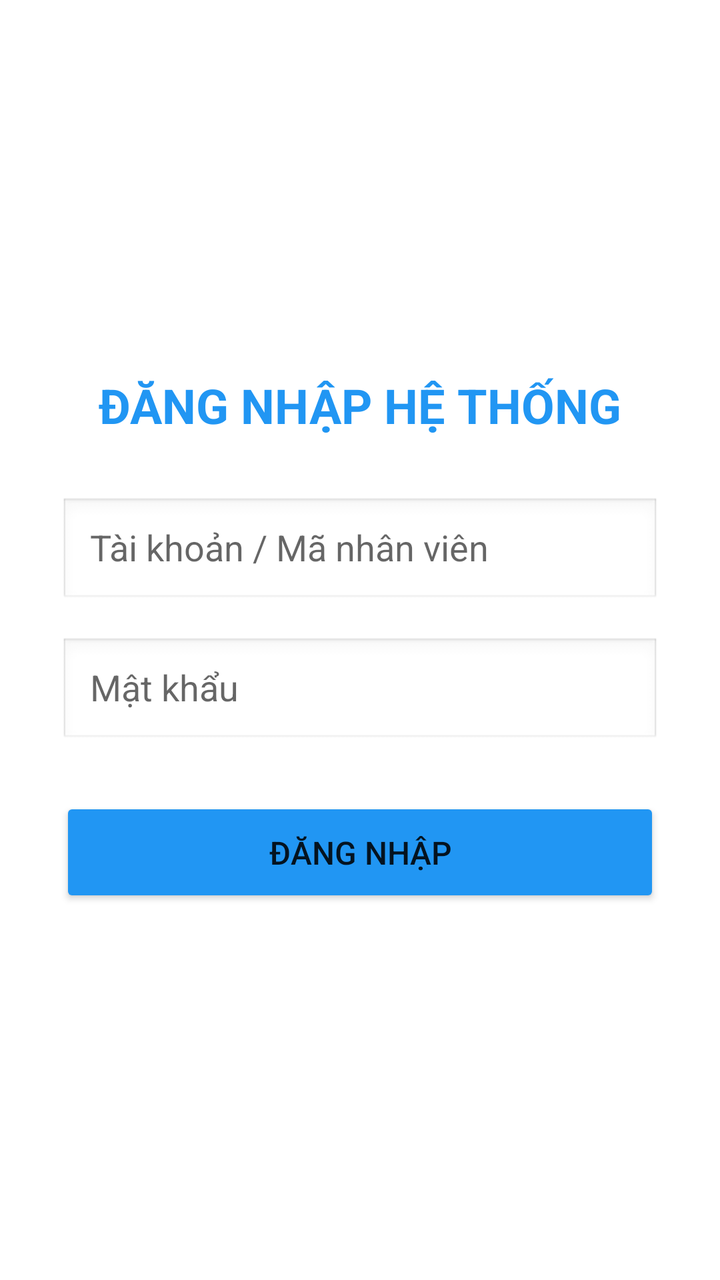
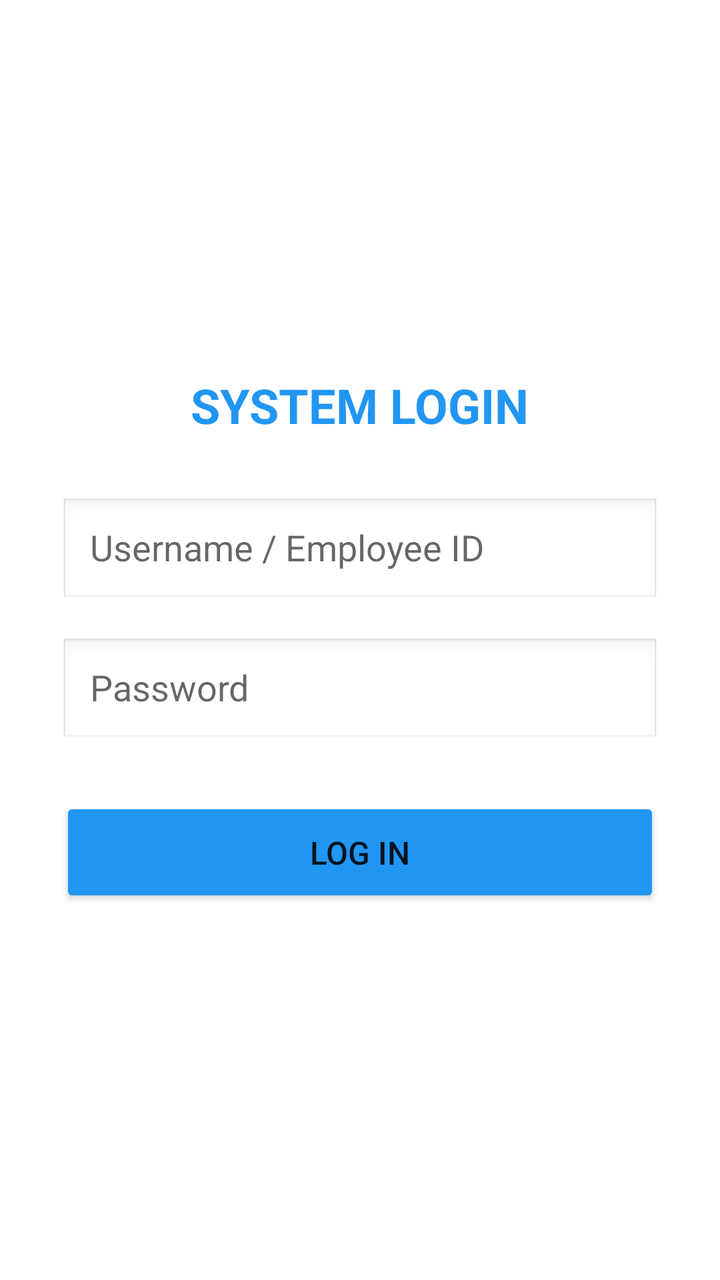

Two renders of the same Android screen: before a commit and after it. Below are the layout's source before the change and the commit's diff.
<!-- AndroidManifest.xml: activity theme Theme.AppCompat.Light.NoActionBar -->
<!-- res/layout/activity_login.xml -->
<?xml version="1.0" encoding="utf-8"?>
<LinearLayout xmlns:android="http://schemas.android.com/apk/res/android"
    android:layout_width="match_parent"
    android:layout_height="match_parent"
    android:orientation="vertical"
    android:gravity="center"
    android:padding="30dp"
    android:background="#FFFFFF">

    <TextView
        android:layout_width="wrap_content"
        android:layout_height="wrap_content"
        android:text="ĐĂNG NHẬP HỆ THỐNG"
        android:textSize="24sp"
        android:textStyle="bold"
        android:textColor="#2196F3"
        android:layout_marginBottom="30dp"/>

    <EditText
        android:id="@+id/edtUsername"
        android:layout_width="match_parent"
        android:layout_height="55dp"
        android:hint="Tài khoản / Mã nhân viên"
        android:inputType="text"
        android:paddingLeft="15dp"
        android:background="@android:drawable/edit_text"
        android:layout_marginBottom="15dp"/>

    <EditText
        android:id="@+id/edtPassword"
        android:layout_width="match_parent"
        android:layout_height="55dp"
        android:hint="Mật khẩu"
        android:inputType="textPassword"
        android:paddingLeft="15dp"
        android:background="@android:drawable/edit_text"
        android:layout_marginBottom="25dp"/>

    <Button
        android:id="@+id/btnLogin"
        android:layout_width="match_parent"
        android:layout_height="55dp"
        android:text="ĐĂNG NHẬP"
        android:textSize="16sp"
        android:backgroundTint="#2196F3"/>
</LinearLayout>
<!-- resources referenced by this layout -->
<resources>

</resources>

<!-- the commit's change to res/layout/activity_login.xml (unified diff, before → after) -->
@@ -10,7 +10,7 @@
     <TextView
         android:layout_width="wrap_content"
         android:layout_height="wrap_content"
-        android:text="ĐĂNG NHẬP HỆ THỐNG"
+        android:text="SYSTEM LOGIN"
         android:textSize="24sp"
         android:textStyle="bold"
         android:textColor="#2196F3"
@@ -20,7 +20,7 @@
         android:id="@+id/edtUsername"
         android:layout_width="match_parent"
         android:layout_height="55dp"
-        android:hint="Tài khoản / Mã nhân viên"
+        android:hint="Username / Employee ID"
         android:inputType="text"
         android:paddingLeft="15dp"
         android:background="@android:drawable/edit_text"
@@ -30,7 +30,7 @@
         android:id="@+id/edtPassword"
         android:layout_width="match_parent"
         android:layout_height="55dp"
-        android:hint="Mật khẩu"
+        android:hint="Password"
         android:inputType="textPassword"
         android:paddingLeft="15dp"
         android:background="@android:drawable/edit_text"
@@ -40,7 +40,7 @@
         android:id="@+id/btnLogin"
         android:layout_width="match_parent"
         android:layout_height="55dp"
-        android:text="ĐĂNG NHẬP"
+        android:text="LOG IN"
         android:textSize="16sp"
         android:backgroundTint="#2196F3"/>
 </LinearLayout>
